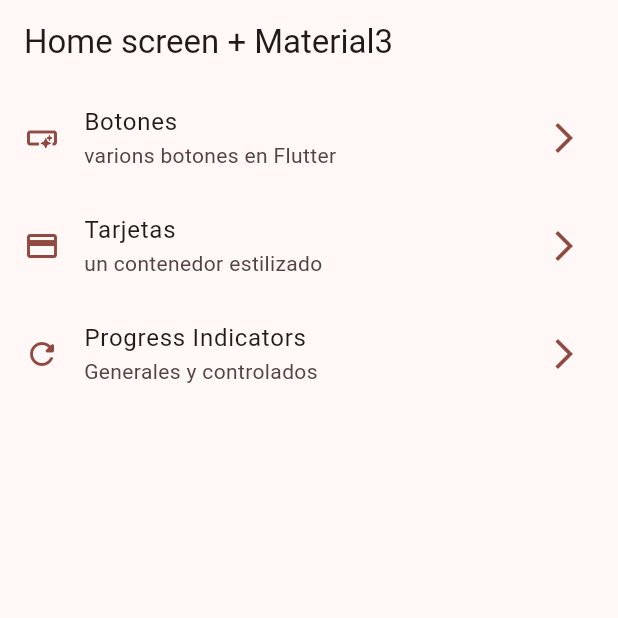
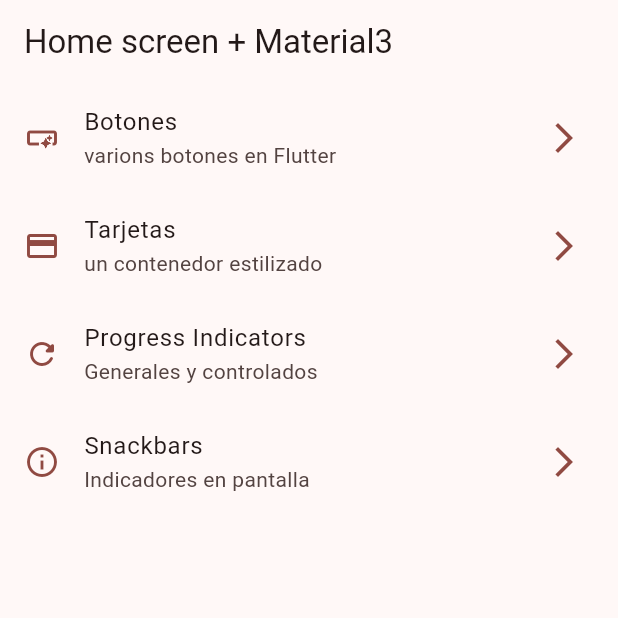
Before and after one commit to Diego2038/Widgets-App, a Flutter app: the screen it shows after launch, on a phone screen of 412 x 824 dp, the top half of it. Run offline on Flutter 3.47's test engine with Material 2 defaults, Android fonts, the phone set to English and light mode, and no system bars; our stand-ins replace go_router.

Commit message:
snackbars and dialogs finished

```diff
--- a/lib/config/menu/menu_items.dart
+++ b/lib/config/menu/menu_items.dart
@@ -42,4 +42,11 @@ const List<MenuItems> appMenuItems = [
     icon: Icons.refresh_rounded
   ),
 
+  MenuItems(
+    title: "Snackbars",
+    subTitle: "Indicadores en pantalla",
+    link: "/snackbars",
+    icon: Icons.info_outline
+  ),
+
 ];
--- a/lib/config/router/router.dart
+++ b/lib/config/router/router.dart
@@ -30,5 +30,11 @@ final appRouter = GoRouter(
       name: ProgressScreen.name,
       builder: (context, state) => const ProgressScreen(),
     ),
+
+    GoRoute(
+      path: '/snackbars',
+      name: SnackbarScreen.name,
+      builder: (context, state) => const SnackbarScreen(),
+    ),
   ]
 );
--- a/lib/main.dart
+++ b/lib/main.dart
@@ -13,6 +13,7 @@ class MainApp extends StatelessWidget {
   Widget build(BuildContext context) {
     return  MaterialApp.router(
       routerConfig: appRouter,
+      title: "Flutter Widgets 😭👌",
       theme: AppTheme(selectedColor: 1
       ).getTheme(),
       debugShowCheckedModeBanner: false,
```
Also changed, not shown: lib/presentation/screen/snackbar/snackbar_screen.dart (+63 -1 lines).
